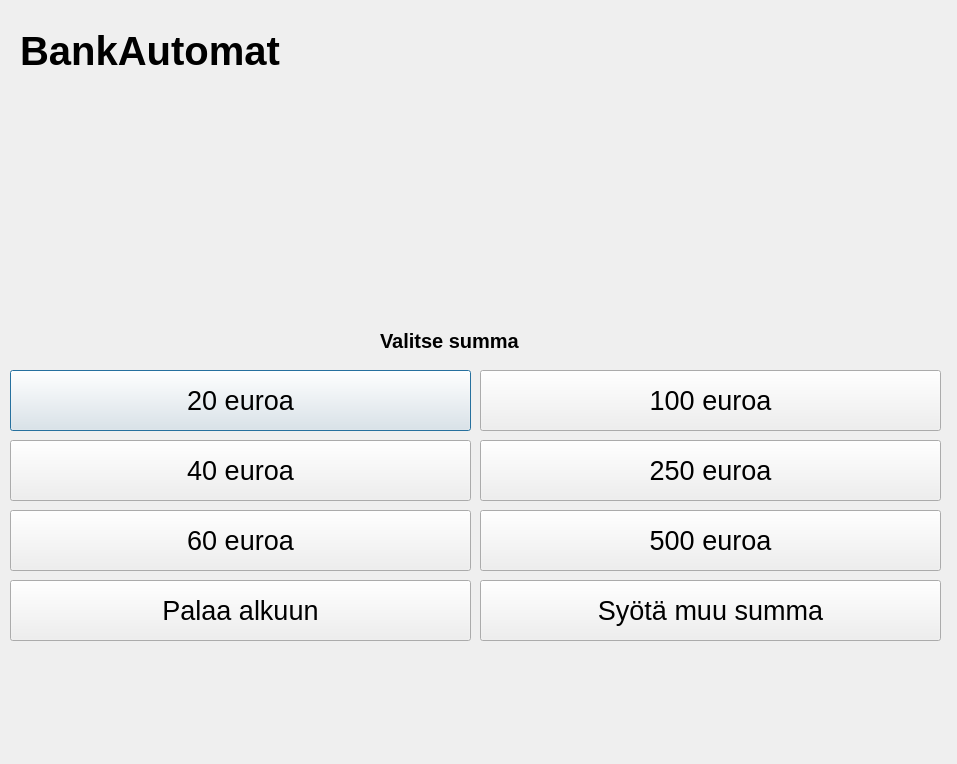
Before: the Qt Designer form bankautomat/nosto.ui in tvt21kmo-bank-project/group_9, drawn with Qt 5.
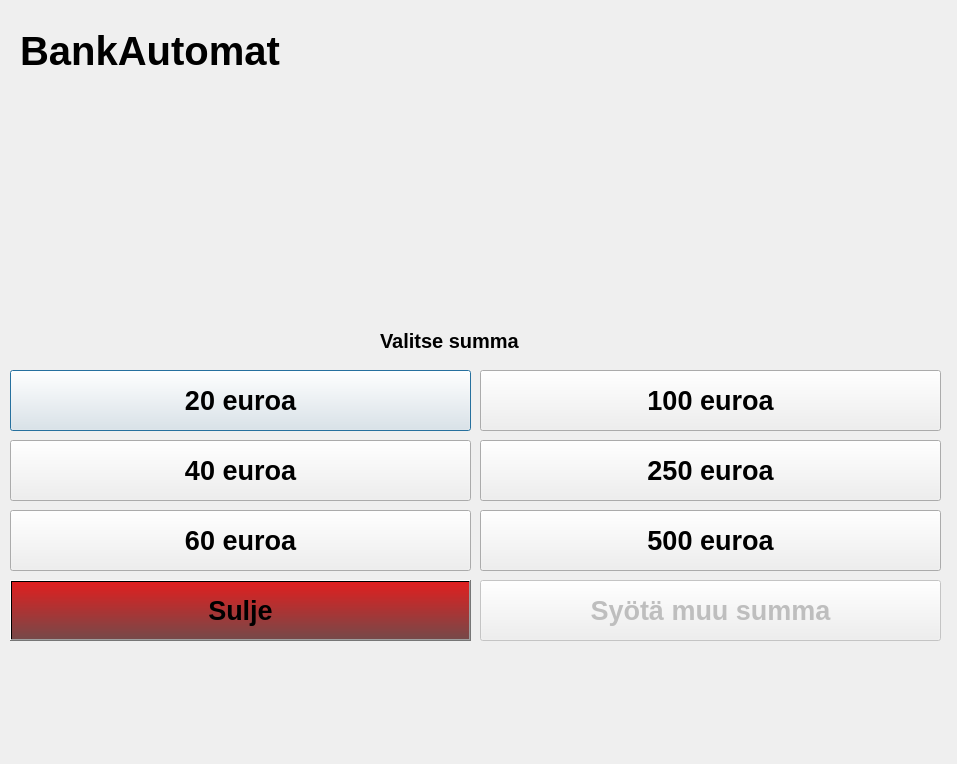
After: the same form once the commit is applied.

Diff of the .ui file:
```diff
--- a/bankautomat/nosto.ui
+++ b/bankautomat/nosto.ui
@@ -31,8 +31,8 @@
    <property name="font">
     <font>
      <pointsize>20</pointsize>
-     <weight>50</weight>
-     <bold>false</bold>
+     <weight>75</weight>
+     <bold>true</bold>
     </font>
    </property>
    <property name="text">
@@ -51,8 +51,8 @@
    <property name="font">
     <font>
      <pointsize>20</pointsize>
-     <weight>50</weight>
-     <bold>false</bold>
+     <weight>75</weight>
+     <bold>true</bold>
     </font>
    </property>
    <property name="text">
@@ -71,8 +71,8 @@
    <property name="font">
     <font>
      <pointsize>20</pointsize>
-     <weight>50</weight>
-     <bold>false</bold>
+     <weight>75</weight>
+     <bold>true</bold>
     </font>
    </property>
    <property name="text">
@@ -91,8 +91,8 @@
    <property name="font">
     <font>
      <pointsize>20</pointsize>
-     <weight>50</weight>
-     <bold>false</bold>
+     <weight>75</weight>
+     <bold>true</bold>
     </font>
    </property>
    <property name="text">
@@ -100,6 +100,9 @@
    </property>
   </widget>
   <widget class="QPushButton" name="btnNostoMuuSumma">
+   <property name="enabled">
+    <bool>false</bool>
+   </property>
    <property name="geometry">
     <rect>
      <x>480</x>
@@ -111,8 +114,8 @@
    <property name="font">
     <font>
      <pointsize>20</pointsize>
-     <weight>50</weight>
-     <bold>false</bold>
+     <weight>75</weight>
+     <bold>true</bold>
     </font>
    </property>
    <property name="text">
@@ -131,8 +134,8 @@
    <property name="font">
     <font>
      <pointsize>20</pointsize>
-     <weight>50</weight>
-     <bold>false</bold>
+     <weight>75</weight>
+     <bold>true</bold>
     </font>
    </property>
    <property name="text">
@@ -151,8 +154,8 @@
    <property name="font">
     <font>
      <pointsize>20</pointsize>
-     <weight>50</weight>
-     <bold>false</bold>
+     <weight>75</weight>
+     <bold>true</bold>
     </font>
    </property>
    <property name="text">
@@ -171,12 +174,15 @@
    <property name="font">
     <font>
      <pointsize>20</pointsize>
-     <weight>50</weight>
-     <bold>false</bold>
+     <weight>75</weight>
+     <bold>true</bold>
     </font>
    </property>
+   <property name="styleSheet">
+    <string notr="true">background-color : qlineargradient(spread:pad, x1:0, y1:0, x2:0, y2:1, stop:0 rgba(224, 31, 31, 255), stop:1 rgba(118, 73, 73, 255))</string>
+   </property>
    <property name="text">
-    <string>Palaa alkuun</string>
+    <string>Sulje</string>
    </property>
   </widget>
   <widget class="QLabel" name="label">
```
